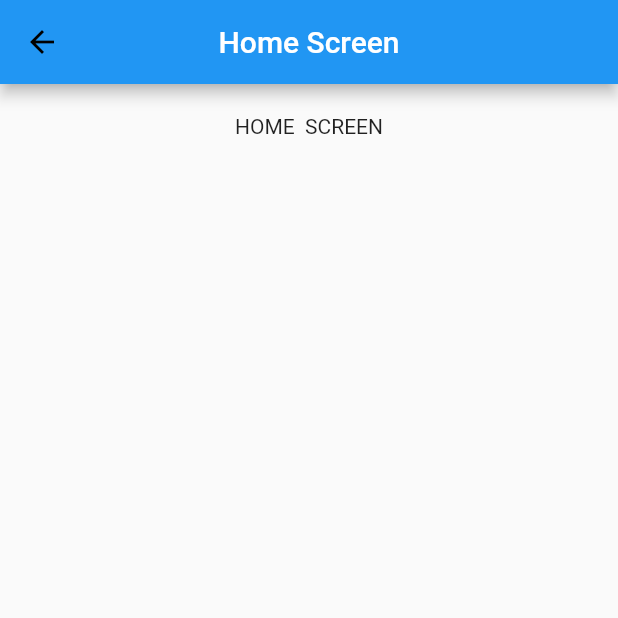
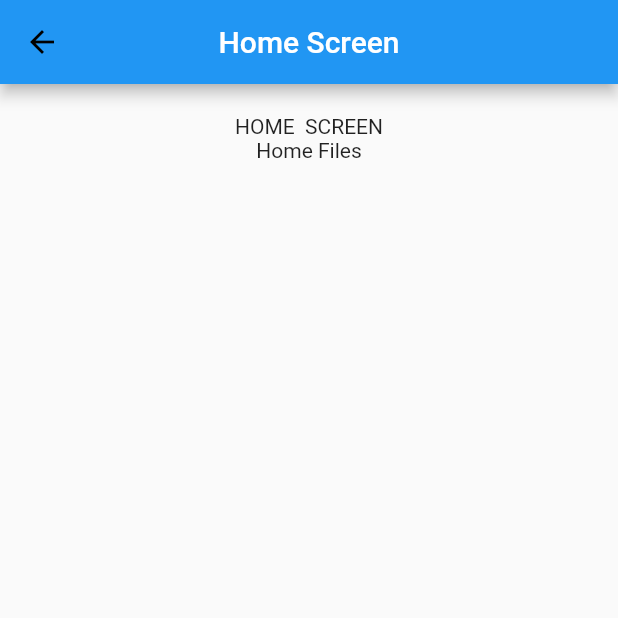
Before and after one commit to Deepti-95/demo_app1, a Flutter app: the Home screen opened directly, on a phone screen of 412 x 824 dp, the top half of it. Run offline on Flutter 3.47's test engine with Material 2 defaults, Android fonts, the phone set to English and light mode, and no system bars.

Commit message:
add text

```diff
--- a/lib/home.dart
+++ b/lib/home.dart
@@ -29,7 +29,7 @@ class _HomeState extends State<Home> {
                   'HOME  SCREEN'
                 ),
               ),
-
+              Text('Home Files'),
             ],
           ),
         ),
```
